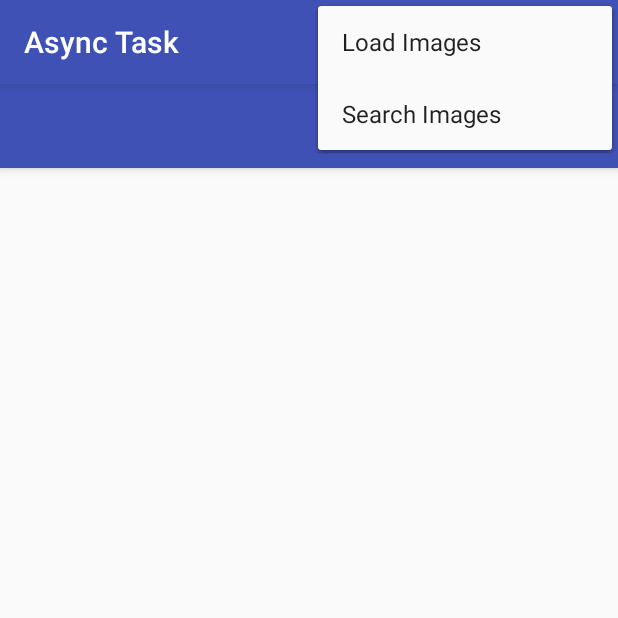
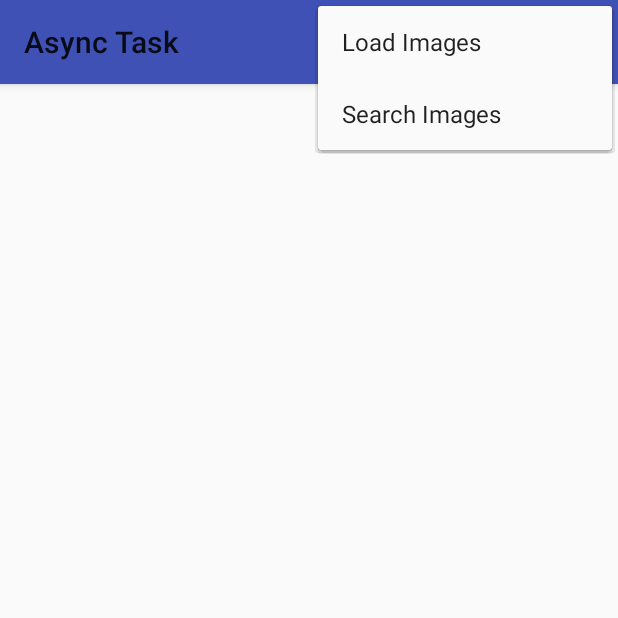
Before and after one commit to ganny26/staggered-android, an Android app: the screen it shows after launch (MainActivity), with the options menu open, on a phone screen of 412 x 824 dp, the top half of it. Run offline under Robolectric (Android 15) with nearby library versions, the phone set to English and light mode, and no system bars; libraries missing offline, so code that uses them is left out: jp.wasabeef.recyclerview; pictures from the network do not load; 6 statements that could not run were skipped.

Commit message:
icons styles colors

```diff
--- a/app/src/main/res/values/colors.xml
+++ b/app/src/main/res/values/colors.xml
@@ -3,4 +3,5 @@
     <color name="colorPrimary">#3F51B5</color>
     <color name="colorPrimaryDark">#303F9F</color>
     <color name="colorAccent">#FF4081</color>
+    <color name="colorWhite">#ffffff</color>
 </resources>
--- /dev/null
+++ b/app/src/main/res/values/icon.xml
@@ -0,0 +1,4 @@
+<?xml version="1.0" encoding="utf-8"?>
+<resources>
+    <string name="fa_search">&#xf002;</string>
+</resources>
--- a/app/src/main/res/values/styles.xml
+++ b/app/src/main/res/values/styles.xml
@@ -1,7 +1,7 @@
 <resources>
 
     <!-- Base application theme. -->
-    <style name="AppTheme" parent="Theme.AppCompat.Light.DarkActionBar">
+    <style name="AppTheme" parent="Theme.AppCompat.Light.NoActionBar">
         <!-- Customize your theme here. -->
         <item name="colorPrimary">@color/colorPrimary</item>
         <item name="colorPrimaryDark">@color/colorPrimaryDark</item>
```
